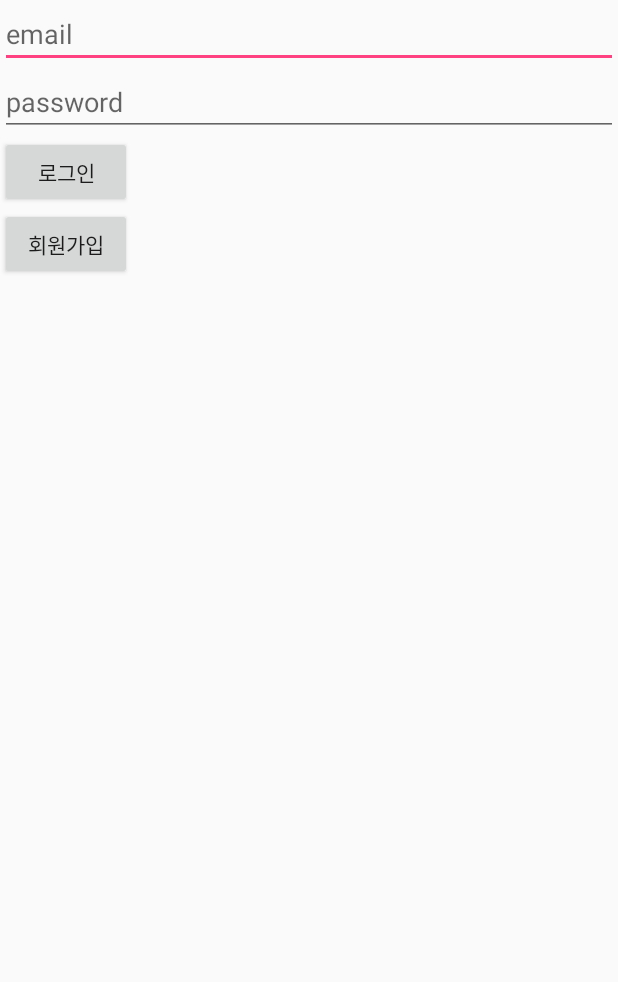
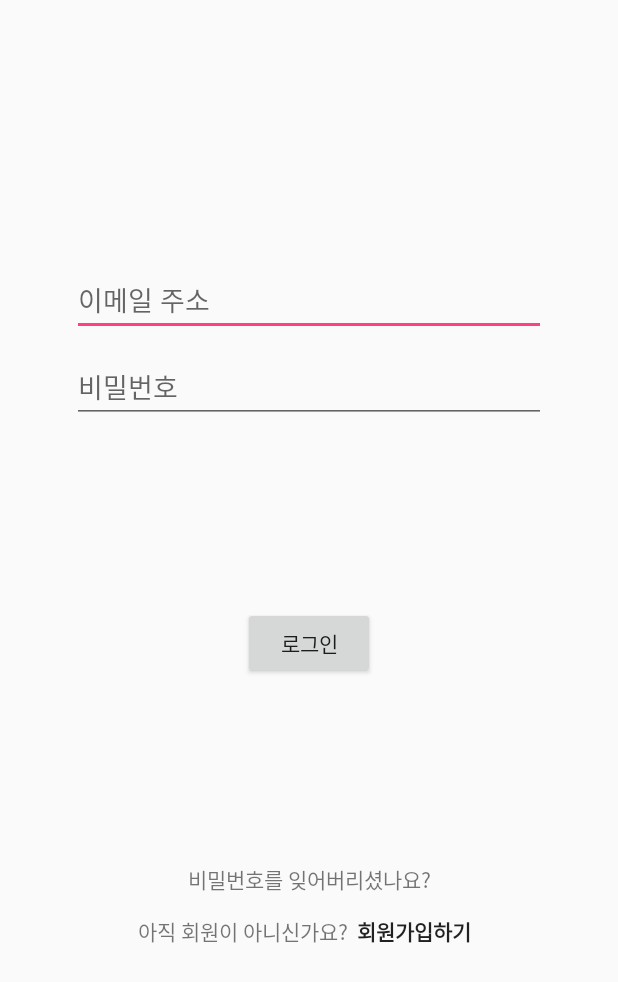
Before and after one commit to mash-up-kr/sports-mate-android, an Android app: the layout sign_in.xml on its own in the app's theme, with its tools: preview values and no code run, on a phone screen of 412 x 824 dp. Shown: the top 982 px of the screen. Run offline under Robolectric (Android 15) with nearby library versions, the phone set to English and light mode, and no system bars.

Commit message:
로그인 UI 구현

```diff
--- a/app/src/main/java/kr/mashup/sportsmate/app/sign/SignInActivity.java
+++ b/app/src/main/java/kr/mashup/sportsmate/app/sign/SignInActivity.java
@@ -3,18 +3,16 @@ package kr.mashup.sportsmate.app.sign;
 import android.content.Intent;
 import android.os.Bundle;
 import android.support.annotation.Nullable;
-import android.text.TextUtils;
-import android.util.Log;
 import android.view.View;
 import android.widget.Button;
 import android.widget.EditText;
+import android.widget.TextView;
 
 import com.bigstark.cycler.CyclerActivity;
 
 import butterknife.BindView;
 import butterknife.ButterKnife;
 import kr.mashup.sportsmate.R;
-import kr.mashup.sportsmate.SportsMateApplication;
 import kr.mashup.sportsmate.app.home.HomeActivity;
 import kr.mashup.sportsmate.model.UserModel;
 import kr.mashup.sportsmate.model.command.SignInCommand;
@@ -30,6 +28,8 @@ import retrofit2.Response;
  */
 
 public class SignInActivity extends CyclerActivity {
+    @BindView(R.id.tv_title)
+    TextView tvTitle;
     @BindView(R.id.email) EditText userEmail;
     @BindView(R.id.password) EditText userPassword;
     @BindView(R.id.sign_in_btn) Button signInBtn;
@@ -41,6 +41,7 @@ public class SignInActivity extends CyclerActivity {
         setContentView(R.layout.sign_in);
         setUnbinder(ButterKnife.bind(this));
 
+        tvTitle.setText("스메");
         signInBtn.setOnClickListener(listener);
         signUpBtn.setOnClickListener(listener);
     }
--- a/app/src/main/java/kr/mashup/sportsmate/app/splash/SplashActivity.java
+++ b/app/src/main/java/kr/mashup/sportsmate/app/splash/SplashActivity.java
@@ -27,7 +27,7 @@ public class SplashActivity extends CyclerActivity {
 
     @OnUi(delay = 1000)
     private void startSignActivity() {
-        Intent intent = new Intent(Defines.INTENT_LOGIN_ACTIVITY);
+        Intent intent = new Intent(Defines.INTENT_SIGN_IN_ACTIVITY);
         startActivity(intent);
     }
 
--- a/app/src/main/res/layout/sign_in.xml
+++ b/app/src/main/res/layout/sign_in.xml
@@ -3,28 +3,75 @@
     android:orientation="vertical" android:layout_width="match_parent"
     android:layout_height="match_parent">
 
+    <TextView
+        android:id="@+id/tv_title"
+        android:layout_marginTop="21dp"
+        android:gravity="center_horizontal"
+        android:layout_width="match_parent"
+        android:layout_height="wrap_content"
+        android:textSize="25sp"
+        android:textStyle="bold"/>
+
+    <LinearLayout
+        android:layout_width="match_parent"
+        android:layout_height="wrap_content"
+        android:orientation="vertical"
+        android:layout_marginLeft="48dp"
+        android:layout_marginRight="48dp">
+
     <EditText
         android:id="@+id/email"
-        android:hint="email"
+        android:hint="이메일 주소"
+        android:layout_marginTop="120dp"
         android:layout_width="match_parent"
         android:layout_height="wrap_content" />
 
     <EditText
         android:id="@+id/password"
-        android:hint="password"
+        android:hint="비밀번호"
+        android:layout_marginTop="10dp"
         android:layout_width="match_parent"
         android:layout_height="wrap_content" />
 
+    </LinearLayout>
+
+    <LinearLayout
+        android:orientation="vertical"
+        android:gravity="center_horizontal"
+        android:layout_width="match_parent"
+        android:layout_height="wrap_content">
     <Button
         android:id="@+id/sign_in_btn"
+        android:layout_marginTop="184px"
         android:text="로그인"
         android:layout_width="wrap_content"
         android:layout_height="wrap_content" />
 
+    <TextView
+        android:layout_width="match_parent"
+        android:layout_height="wrap_content"
+        android:layout_marginTop="184px"
+        android:gravity="center_horizontal"
+        android:text="비밀번호를 잊어버리셨나요?"/>
+    </LinearLayout>
+    <LinearLayout
+        android:orientation="horizontal"
+        android:layout_gravity="center_horizontal"
+        android:layout_width="wrap_content"
+        android:layout_height="match_parent">
+    <TextView
+        android:layout_width="match_parent"
+        android:layout_height="wrap_content"
+        android:text="아직 회원이 아니신가요?"/>
+
     <Button
         android:id="@+id/sign_up_btn"
-        android:text="회원가입"
+        android:textStyle="bold"
+        android:text="회원가입하기"
+        android:background="@null"
         android:layout_width="wrap_content"
         android:layout_height="wrap_content" />
+    </LinearLayout>
+
 
 </LinearLayout>
```
